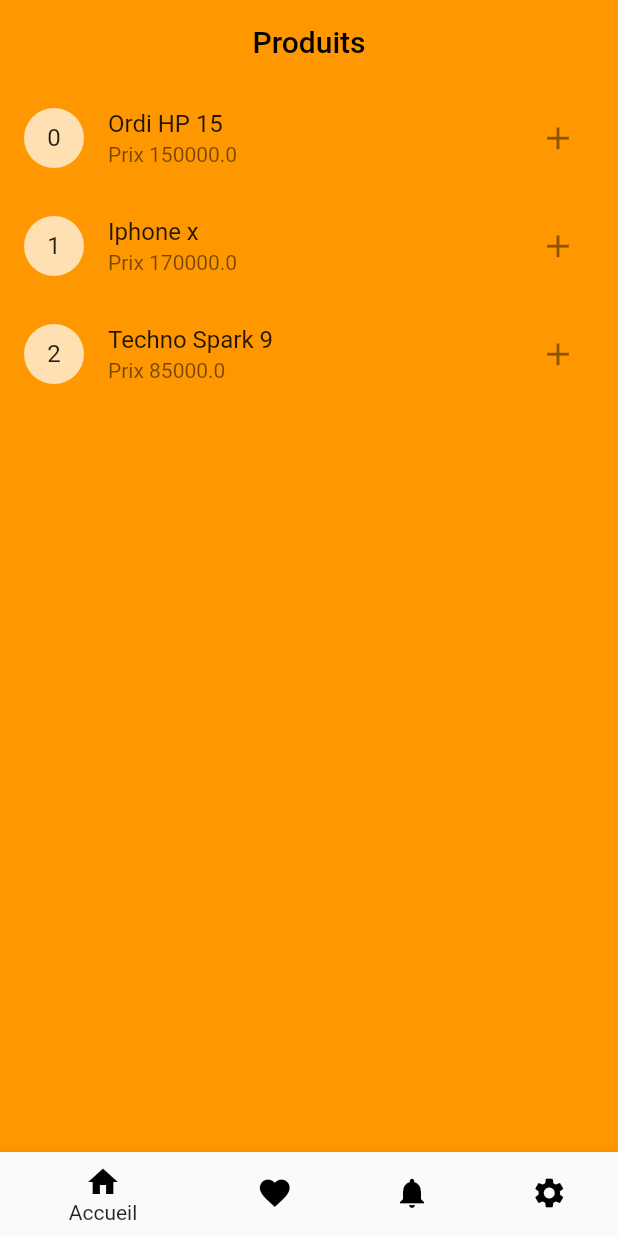
After one commit to feyroozecode/todo_app_crash_courses, a Flutter app: the screen it shows after launch, after a tap on an icon or button, on a phone screen of 412 x 824 dp. The commit adds this screen. Run offline on Flutter 3.47's test engine with Material 2 defaults, Android fonts, the phone set to English and light mode, and no system bars.

Commit message:
adding a widgets screens screen

```diff
--- a/lib/main.dart
+++ b/lib/main.dart
@@ -15,6 +15,7 @@ class MyApp extends StatelessWidget {
       debugShowCheckedModeBanner: false,
       title: 'TodoList',
       theme: ThemeData(
+
         primarySwatch: Colors.orange,
       ),
       home: const PageAccueil()
--- /dev/null
+++ b/lib/models/produit.dart
@@ -0,0 +1,11 @@
+class Produit {
+  int id;
+  String nom;
+  double prix;
+
+  Produit({
+    required this.id,
+    required this.nom,
+    required this.prix
+  });
+}
--- a/lib/screens/home.dart
+++ b/lib/screens/home.dart
@@ -1,4 +1,5 @@
 import 'package:flutter/material.dart';
+import 'package:todo_app/screens/widgets_sreen.dart';
 
 class PageAccueil extends StatefulWidget {
   const PageAccueil({super.key});
@@ -13,7 +14,7 @@ class _PageAccueilState extends State<PageAccueil> {
   @override
   Widget build(BuildContext context) {
     // recuperer la taille de l'ecran
-    var size = MediaQuery.of(context).size;
+    Size size = MediaQuery.of(context).size;
     double screenHeight = size.height;
     double screenWidth = size.width;
 
@@ -51,9 +52,17 @@ class _PageAccueilState extends State<PageAccueil> {
               MaterialButton(
                 color: Colors.white,
                 elevation: 3.0,
-              onPressed: () {},
+                onPressed: () {
+                  Navigator.push(
+                    context,
+                    MaterialPageRoute(
+                      builder: (_) => const WidgetScreen()
+                    )
+                  );
+
+                },
                 child: const Text(
-                'Ajouter une tache',
+                  'Ouvrir l\'ecran des Widgets',
                   style: TextStyle(color: Colors.orange),
                 ),
               ),
@@ -63,16 +72,14 @@ class _PageAccueilState extends State<PageAccueil> {
               ),
               // afficher des element sur une ligne
               Row(
-              mainAxisAlignment: MainAxisAlignment.center, // aficher au centre
-              children: const [
-                Text('bonjour'),
-                Icon(Icons.person)
-              ],
+                mainAxisAlignment:
+                    MainAxisAlignment.center, // aficher au centre
+                children: const [Text('bonjour'), Icon(Icons.person)],
               ),
             ],
           )),
-        floatingActionButton: FloatingActionButton(onPressed: (){},
-        child: const Icon(Icons.add)),
+      floatingActionButton:
+          FloatingActionButton(onPressed: () {}, child: const Icon(Icons.add)),
       //bottomNavigationBar: BottomNavigationBar(),
     );
   }
--- /dev/null
+++ b/lib/screens/widgets_sreen.dart
@@ -0,0 +1,120 @@
+import 'package:flutter/material.dart';
+import 'package:todo_app/models/produit.dart';
+
+class WidgetScreen extends StatefulWidget {
+  const WidgetScreen({super.key});
+
+  @override
+  State<WidgetScreen> createState() => _WidgetScreenState();
+}
+
+class _WidgetScreenState extends State<WidgetScreen> {
+  int selectedItem = 0;
+
+  @override
+  Widget build(BuildContext context) {
+    List<Produit> products = [
+      Produit(id: 0, nom: 'Ordi HP 15', prix: 150000),
+      Produit(id: 1, nom: 'Iphone x', prix: 170000),
+      Produit(id: 2, nom: 'Techno Spark 9', prix: 85000),
+    ];
+
+    List<Widget> screens = [
+      SizedBox(
+          child: ListView.builder(
+              itemCount: products.length,
+              itemBuilder: (_, index) => ListTile(
+                  leading: CircleAvatar(
+                    child: Text(products[index].id.toString()),
+                  ),
+                  title: Text(products[index].nom),
+                  subtitle: Text('Prix ${products[index].prix}'),
+                  trailing: IconButton(
+                    onPressed: () {
+                      ScaffoldMessenger.of(context)
+                          .showSnackBar(
+                            SnackBar(
+                              content: Text(
+                              '${products[index].nom} ajouter au panier'),
+                              duration: const Duration(seconds: 5),
+
+                            )
+                          );
+                    },
+                    icon: const Icon(Icons.add, size: 25),
+                  )))),
+      const SizedBox(
+        child: Text('Favoris'),
+      ),
+      const SizedBox(
+        child: Text('Notifications'),
+      ),
+      const SizedBox(
+        child: Text('Parametre'),
+      )
+    ];
+
+    var screensColors = [
+      Colors.orange,
+      Colors.blue,
+      Colors.yellow,
+      Colors.green
+    ];
+
+    var titles = ['Produits', 'Favoris', 'Notifications', 'Parametre'];
+
+    return Scaffold(
+      appBar: AppBar(
+        elevation: 0.0,
+        backgroundColor: screensColors[selectedItem],
+        title: Text(titles[selectedItem]),
+        centerTitle: true,
+        automaticallyImplyLeading: false,
+      ),
+      body: Container(
+          color: screensColors[selectedItem],
+          child: Center(
+            child: screens[selectedItem],
+          )),
+      bottomNavigationBar: BottomNavigationBar(
+        onTap: updateSelectedItem,
+        currentIndex: selectedItem,
+        backgroundColor: Colors.grey,
+        selectedItemColor: Colors.black87,
+        items: const [
+          BottomNavigationBarItem(
+            icon: Icon(
+              Icons.home,
+              color: Colors.black,
+            ),
+            label: 'Accueil',
+          ),
+          BottomNavigationBarItem(
+              icon: Icon(
+                Icons.favorite,
+                color: Colors.black,
+              ),
+              label: 'Favoris'),
+          BottomNavigationBarItem(
+              icon: Icon(
+                Icons.notifications,
+                color: Colors.black,
+              ),
+              label: 'Notifications'),
+          BottomNavigationBarItem(
+              icon: Icon(
+                Icons.settings,
+                color: Colors.black,
+              ),
+              label: 'Parametre'),
+        ],
+      ),
+    );
+  }
+
+  updateSelectedItem(int index) {
+    setState(() {
+      selectedItem = index;
+    });
+  }
+}
```
Lines whose indentation alone changed are shown as unchanged.
